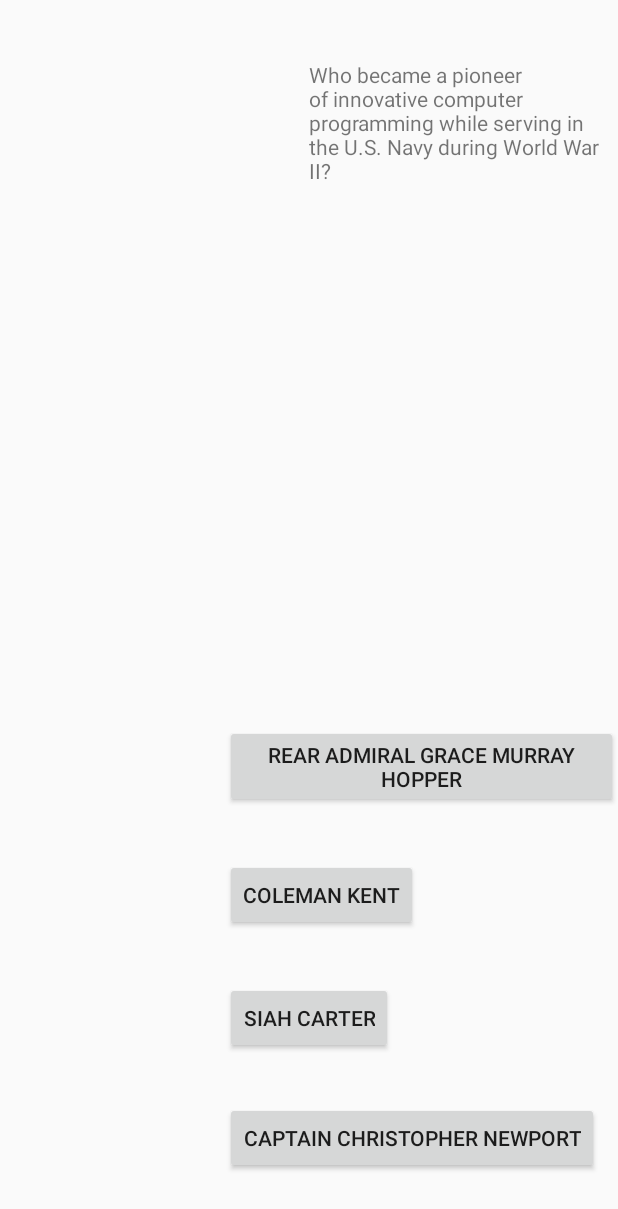
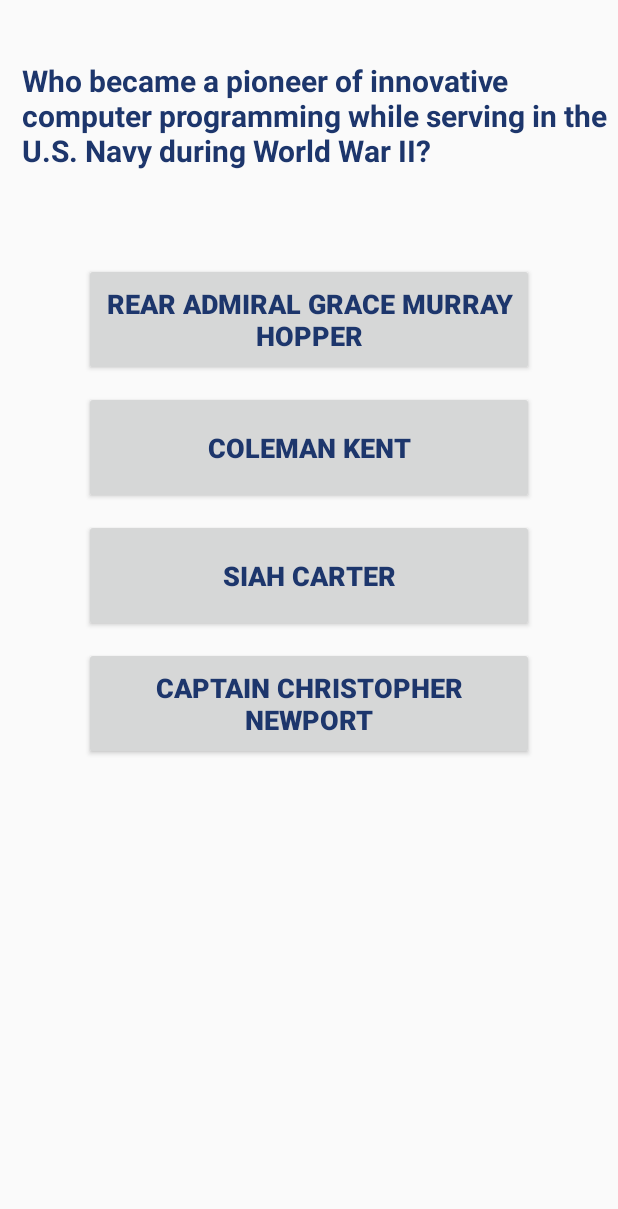
Before and after one commit to topher235/12Explorers, an Android app: the screen it shows after launch once a user with an empty profile is signed in (FourChoiceActivity), after a tap on "FOUR CORNER", on a phone screen of 412 x 824 dp. Shown: the top 1209 px of the screen. Run offline under Robolectric (Android 15) with nearby library versions, the phone set to English and light mode, and no system bars; our stand-ins replace Firebase (no records; nobody signed in at launch, a user with empty details on screens opened directly); 3 statements that could not run were skipped.

Commit message:
UI done for Home, Accoutn, leader, four_choice

```diff
--- a/app/src/main/java/churt/a12explorers/Account/AccountTab.java
+++ b/app/src/main/java/churt/a12explorers/Account/AccountTab.java
@@ -29,7 +29,7 @@ import churt.a12explorers.R;
 
 public class AccountTab extends Fragment {
     private Button signOutBtn;
-    private TextView points;
+    private TextView points, userName;
     private ImageButton avatarChoiceBtn;
     private FirebaseAuth mAuth;
     private DatabaseReference mDatabase;
@@ -61,7 +61,8 @@ public class AccountTab extends Fragment {
             });
 
             points = (TextView) rootView.findViewById(R.id.account_num_points_textview);
-            setPointInUI();
+            userName = (TextView) rootView.findViewById(R.id.account_name_user);
+            setUserData();
 
         }
         return rootView;
@@ -131,13 +132,15 @@ public class AccountTab extends Fragment {
         );
     }
 
-    private void setPointInUI() {
-        mDatabase.child("Users").child(mAuth.getCurrentUser().getUid()).child("points").addListenerForSingleValueEvent(
+    private void setUserData() {
+        mDatabase.child("Users").child(mAuth.getCurrentUser().getUid()).addListenerForSingleValueEvent(
                 new ValueEventListener() {
                     @Override
                     public void onDataChange(DataSnapshot dataSnapshot) {
-                        Integer i = dataSnapshot.getValue(Integer.class);
-                        setPointsInUI(i);
+                        Integer i = dataSnapshot.child("points").getValue(Integer.class);
+                        String fName = dataSnapshot.child("firstName").getValue(String.class);
+                        //String lName = dataSnapshot.child("lastName").getValue(String.class);
+                        setUserData(i, fName);
                     }
 
                     @Override
@@ -148,7 +151,8 @@ public class AccountTab extends Fragment {
         );
     }
 
-    private void setPointsInUI(Integer i) {
-        points.setText("Points earned: " + i.toString());
+    private void setUserData(Integer i, String fName) {
+        points.setText("You've earned " + i.toString() + " points!");
+        userName.setText("Hello, " + fName);
     }
 }
--- a/app/src/main/res/layout/activity_four_choice.xml
+++ b/app/src/main/res/layout/activity_four_choice.xml
@@ -6,46 +6,74 @@
         android:id="@+id/four_choice_btn1"
         android:layout_width="wrap_content"
         android:layout_height="wrap_content"
-        android:layout_marginBottom="34dp"
+        android:layout_marginTop="175dp"
+        android:minHeight="75dp"
+        android:minWidth="300dp"
+        android:maxWidth="300dp"
+        android:layout_centerHorizontal="true"
         android:text="Button"
-        android:layout_above="@+id/four_choice_btn2"
-        android:layout_alignStart="@+id/four_choice_btn2" />
+        android:textSize="18sp"
+        android:textColor="@color/colorPrimaryDark"
+        android:textStyle="bold"/>
 
     <Button
         android:id="@+id/four_choice_btn2"
         android:layout_width="wrap_content"
         android:layout_height="wrap_content"
+        android:layout_below="@id/four_choice_btn1"
         android:text="Button"
-        android:layout_above="@+id/four_choice_btn3"
-        android:layout_alignStart="@+id/four_choice_btn3"
-        android:layout_marginBottom="34dp" />
+        android:layout_centerHorizontal="true"
+        android:layout_marginTop="10dp"
+        android:minHeight="75dp"
+        android:minWidth="300dp"
+        android:maxWidth="300dp"
+        android:textSize="18sp"
+        android:textColor="@color/colorPrimaryDark"
+        android:textStyle="bold" />
 
     <Button
         android:id="@+id/four_choice_btn3"
         android:layout_width="wrap_content"
         android:layout_height="wrap_content"
+        android:layout_below="@+id/four_choice_btn2"
         android:text="Button"
-        android:layout_marginBottom="32dp"
-        android:layout_above="@+id/four_choice_btn4"
-        android:layout_centerHorizontal="true" />
+        android:layout_marginTop="10dp"
+        android:layout_centerHorizontal="true"
+        android:minHeight="75dp"
+        android:minWidth="300dp"
+        android:maxWidth="300dp"
+        android:textSize="18sp"
+        android:textColor="@color/colorPrimaryDark"
+        android:textStyle="bold" />
 
     <Button
         android:id="@+id/four_choice_btn4"
         android:layout_width="wrap_content"
         android:layout_height="wrap_content"
+        android:layout_below="@+id/four_choice_btn3"
         android:text="Button"
-        android:layout_alignParentBottom="true"
-        android:layout_alignStart="@+id/four_choice_btn3"
-        android:layout_marginBottom="41dp" />
+        android:layout_centerHorizontal="true"
+        android:layout_marginTop="10dp"
+        android:minHeight="75dp"
+        android:minWidth="300dp"
+        android:maxWidth="300dp"
+        android:textSize="18sp"
+        android:textColor="@color/colorPrimaryDark"
+        android:textStyle="bold" />
 
     <TextView
         android:id="@+id/four_choice_question"
         android:layout_width="wrap_content"
         android:layout_height="wrap_content"
         android:text="TextView"
+        android:textColor="@color/colorPrimaryDark"
+        android:textStyle="bold"
+        android:textSize="20sp"
         android:layout_alignParentTop="true"
-        android:layout_alignStart="@+id/four_choice_is_correct"
-        android:layout_marginTop="40dp" />
+        android:layout_marginTop="40dp"
+        android:layout_marginLeft="10dp"
+        android:paddingLeft="10dp"
+        android:layout_centerHorizontal="true"/>
 
     <TextView
         android:id="@+id/four_choice_is_correct"
@@ -53,6 +81,9 @@
         android:layout_height="wrap_content"
         android:layout_marginBottom="14dp"
         android:text="TextView"
+        android:textSize="25sp"
+        android:textStyle="bold"
+        android:textColor="@color/colorPrimaryDark"
         android:layout_alignParentBottom="true"
         android:layout_centerHorizontal="true" />
 </RelativeLayout>
```
Also changed, not shown: app/src/main/java/churt/a12explorers/Leaderboard/LeaderboardTab.java (+19 -3 lines), app/src/main/res/layout/fragment_about.xml (+5 -3 lines), app/src/main/res/layout/fragment_account.xml (+21 -3 lines), app/src/main/res/layout/fragment_home.xml (+5 -8 lines), app/src/main/res/layout/fragment_leaderboard.xml (+29 -7 lines).
